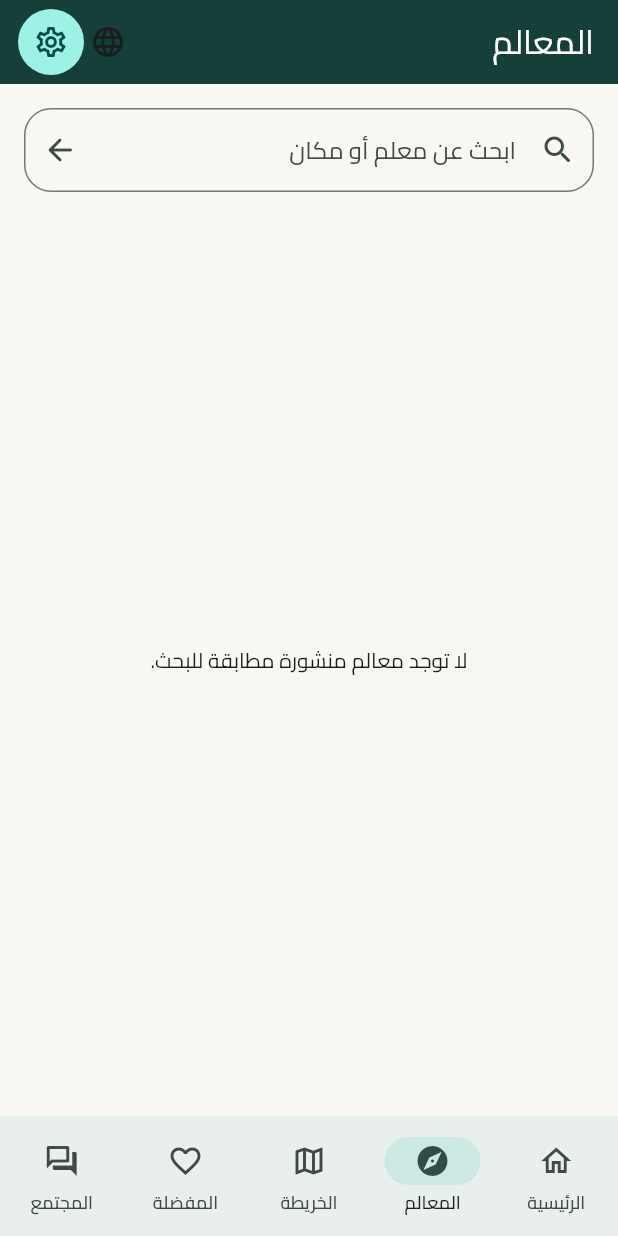
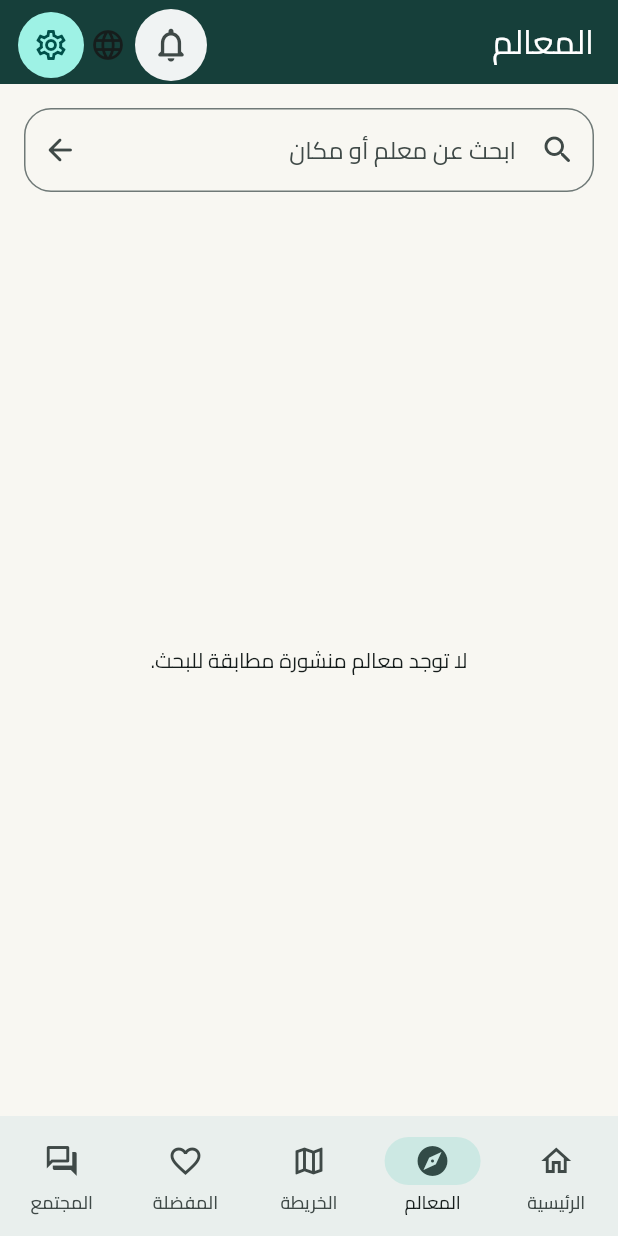
Before and after one commit to nadjimyahiaoui1992-lab/ouedna-app, a Flutter app: the screen it shows after launch, after a tap on "ابدأ رحلة الاستكشاف", after a tap on "استكشف المعالم", on a phone screen of 412 x 824 dp. Run offline on Flutter 3.47's test engine with Material 3 defaults, Android fonts, the phone set to English and light mode, and no system bars; our stand-ins replace app_links, cached_network_image, firebase_core, firebase_messaging, flutter_local_notifications, flutter_map and 10 more; missing offline and left inert: google_mlkit_translation; accounts and stored records are empty; network calls fail.

Commit message:
fix: place notification bell in visible home controls

```diff
--- a/lib/app/souf_tour_app.dart
+++ b/lib/app/souf_tour_app.dart
@@ -13,6 +13,7 @@ import '../features/favorites/presentation/favorites_page.dart';
 import '../features/home/presentation/home_page.dart';
 import '../features/map/presentation/souf_map_page.dart';
 import '../features/notifications/data/ouedna_notification_service.dart';
+import '../features/notifications/presentation/notification_bell.dart';
 import '../features/notifications/presentation/notification_center_page.dart';
 import '../features/places/domain/repositories/place_repository.dart';
 import '../features/places/presentation/place_details_page.dart';
@@ -305,6 +306,18 @@ class _OuednaAppState extends State<OuednaApp> {
                               child: Row(
                                 mainAxisSize: MainAxisSize.min,
                                 children: [
+                                  DecoratedBox(
+                                    decoration: const BoxDecoration(
+                                      color: Color(0xEFFFFFFF),
+                                      shape: BoxShape.circle,
+                                    ),
+                                    child: NotificationBell(
+                                      repository: widget.placeRepository,
+                                      favorites: widget.favoritesController,
+                                      routingService: widget.routingService,
+                                    ),
+                                  ),
+                                  const SizedBox(width: 6),
                                   const LanguageSelector(compact: true),
                                   const SizedBox(width: 4),
                                   PopupMenuButton<_MenuAction>(
--- a/lib/features/home/presentation/home_page.dart
+++ b/lib/features/home/presentation/home_page.dart
@@ -4,7 +4,6 @@ import '../../../core/localization/ouedna_localization.dart';
 import '../../../core/storage/favorites_controller.dart';
 import '../../compass/presentation/compass_page.dart';
 import '../../emergency/presentation/emergency_sheet.dart';
-import '../../notifications/presentation/notification_bell.dart';
 import '../../places/domain/repositories/place_repository.dart';
 import '../../places/presentation/visitor_place_submission_page.dart';
 import '../../routing/domain/routing_service.dart';
@@ -38,14 +37,6 @@ class HomePage extends StatelessWidget {
             pinned: true,
             backgroundColor: scheme.primary,
             foregroundColor: Colors.white,
-            actions: [
-              NotificationBell(
-                repository: repository,
-                favorites: favorites,
-                routingService: routingService,
-              ),
-              const SizedBox(width: 6),
-            ],
             flexibleSpace: FlexibleSpaceBar(
               title: Text(
                 strings.appName,
--- a/pubspec.yaml
+++ b/pubspec.yaml
@@ -1,7 +1,7 @@
 name: souf_tour
 description: وادنا - الدليل السياحي الذكي لولاية وادي سوف (Wadi Souf).
 publish_to: "none"
-version: 1.8.0+23
+version: 1.8.1+24
 
 environment:
   sdk: ">=3.5.0 <4.0.0"
```
